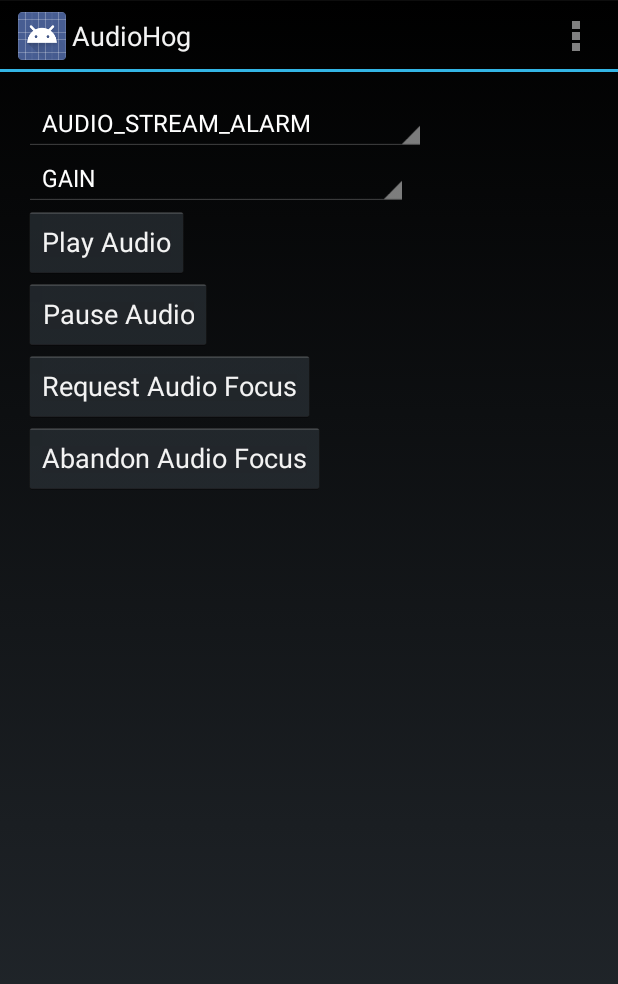
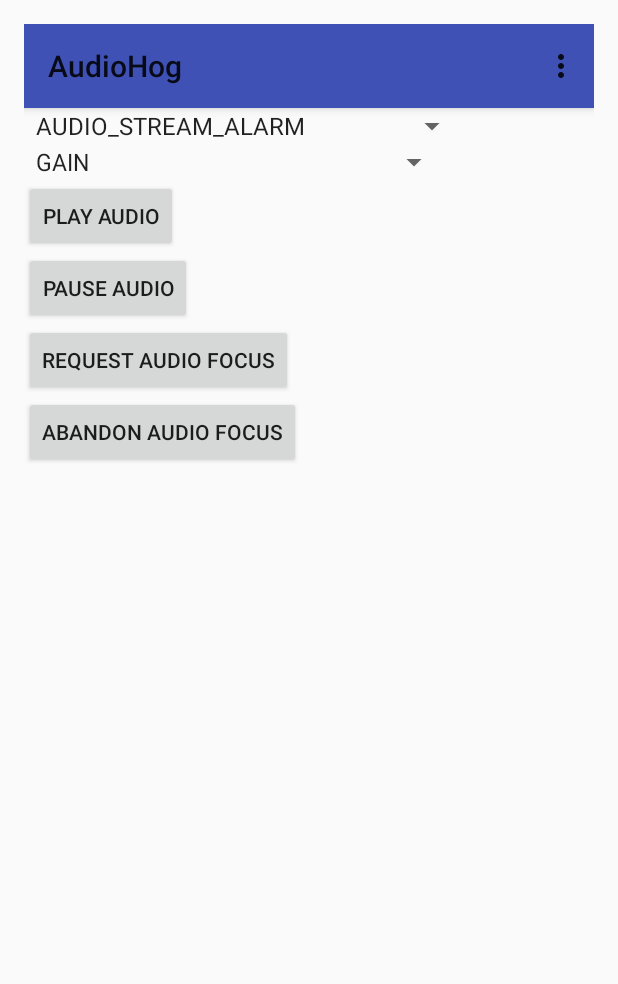
Before and after one commit to mysterymagination/AudioHog, an Android app: the screen it shows after launch (MainAudioHogActivity), on a phone screen of 412 x 824 dp. Shown: the top 984 px of the screen. Run offline under Robolectric (Android 15) with nearby library versions, the phone set to English and light mode, and no system bars; 1 statement that could not run was skipped.

Commit message:
fixed issue #1 and fixed notif content intent launching the main activity

```diff
--- a/AudioHog/app/build.gradle
+++ b/AudioHog/app/build.gradle
@@ -21,5 +21,5 @@ android {
 dependencies {
     implementation fileTree(dir: 'libs', include: ['*.jar'])
     testImplementation 'junit:junit:4.12'
-    implementation 'androidx.appcompat:appcompat:1.0.0'
+    implementation 'androidx.appcompat:appcompat:1.0.1'
 }
--- a/AudioHog/app/src/main/AndroidManifest.xml
+++ b/AudioHog/app/src/main/AndroidManifest.xml
@@ -2,6 +2,8 @@
 <manifest xmlns:android="http://schemas.android.com/apk/res/android"
     package="com.ai.tools.audiohog"
     >
+
+    <uses-permission android:name="android.permission.FOREGROUND_SERVICE"/>
 
     <application
         android:allowBackup="true"
@@ -11,7 +13,9 @@
 
         <activity
             android:name=".MainAudioHogActivity"
-            android:label="@string/app_name">
+            android:label="@string/app_name"
+            android:launchMode="singleTop"
+            >
             <intent-filter>
                 <action android:name="android.intent.action.MAIN" />
                 <category android:name="android.intent.category.LAUNCHER" />
--- a/AudioHog/app/src/main/java/com/ai/tools/audiohog/MainAudioHogActivity.java
+++ b/AudioHog/app/src/main/java/com/ai/tools/audiohog/MainAudioHogActivity.java
@@ -6,7 +6,6 @@ import android.content.ServiceConnection;
 
 import android.media.AudioManager;
 import android.os.Bundle;
-import android.app.Activity;
 import android.content.Context;
 import android.content.Intent;
 import android.os.IBinder;
@@ -22,7 +21,10 @@ import android.widget.Button;
 import android.widget.Spinner;
 import android.widget.AdapterView.OnItemSelectedListener;
 
-public class MainAudioHogActivity extends Activity {
+import androidx.appcompat.app.AppCompatActivity;
+import androidx.appcompat.widget.Toolbar;
+
+public class MainAudioHogActivity extends AppCompatActivity {
 
     private static final String TAG = "AudioHog";
 
@@ -86,6 +88,9 @@ public class MainAudioHogActivity extends Activity {
         //since the menu tries to init part of the service, we need to only set it up after the
         //service is bound
         //initUI();
+
+        Toolbar myToolbar = (Toolbar) findViewById(R.id.my_toolbar);
+        setSupportActionBar(myToolbar);
 
     }//end onCreate()
 
--- a/AudioHog/app/src/main/java/com/ai/tools/audiohog/StatelyMediaPlayer.java
+++ b/AudioHog/app/src/main/java/com/ai/tools/audiohog/StatelyMediaPlayer.java
@@ -165,7 +165,7 @@ public class StatelyMediaPlayer extends android.media.MediaPlayer {
             }
             return tempStartState;//(mState == MPStates.STARTED || this.isPlaying());
         }catch(IllegalStateException e){
-            Log.e(TAG,"audio hog -- in isInStarted; illegal state ex thrown while trying to check whether or not the statelymediaplayer is playing.  The FSM thinks we are in state "+mState);
+            Log.w(TAG,"audio hog -- in isInStarted; illegal state ex thrown while trying to check whether or not the statelymediaplayer is playing.  The FSM thinks we are in state "+mState);
             return false;
         }
     }
--- a/AudioHog/app/src/main/res/layout/activity_main_audio_hog.xml
+++ b/AudioHog/app/src/main/res/layout/activity_main_audio_hog.xml
@@ -1,6 +1,7 @@
-<ScrollView
+<RelativeLayout
     xmlns:android="http://schemas.android.com/apk/res/android"
     xmlns:tools="http://schemas.android.com/tools"
+    xmlns:app="http://schemas.android.com/apk/res-auto"
     android:layout_width="match_parent"
     android:layout_height="match_parent"
     android:paddingBottom="@dimen/activity_vertical_margin"
@@ -9,6 +10,21 @@
     android:paddingTop="@dimen/activity_vertical_margin"
     tools:context=".MainAudioHogActivity" >
 
+    <androidx.appcompat.widget.Toolbar
+        android:id="@+id/my_toolbar"
+        android:layout_width="match_parent"
+        android:layout_height="?attr/actionBarSize"
+        android:background="?attr/colorPrimary"
+        android:elevation="4dp"
+        android:theme="@style/ThemeOverlay.AppCompat.ActionBar"
+        app:popupTheme="@style/ThemeOverlay.AppCompat.Light"
+        android:layout_alignParentTop="true"
+        />
+
+    <ScrollView
+        android:layout_width="match_parent"
+        android:layout_height="wrap_content"
+        android:layout_below="@+id/my_toolbar">
 
     <RelativeLayout
         android:layout_width="match_parent"
@@ -71,4 +87,5 @@
         />
      </LinearLayout>
     </RelativeLayout>
-</ScrollView>
+    </ScrollView>
+</RelativeLayout>
--- a/AudioHog/app/src/main/res/layout/simple_spinner_dropdown_item.xml
+++ b/AudioHog/app/src/main/res/layout/simple_spinner_dropdown_item.xml
@@ -2,7 +2,6 @@
     android:id="@android:id/text1"
     style="?android:attr/spinnerDropDownItemStyle"
     android:singleLine="true"
-    android:textColor="#FFFFFFFF"
     android:layout_width="match_parent"
     android:layout_height="?android:attr/listPreferredItemHeight"
     android:ellipsize="marquee" />
--- /dev/null
+++ b/AudioHog/app/src/main/res/values/colors.xml
@@ -0,0 +1,15 @@
+<?xml version="1.0" encoding="utf-8"?>
+<resources>
+
+    <!--   color for the app bar and other primary UI elements -->
+    <color name="colorPrimary">#3F51B5</color>
+
+    <!--   a darker variant of the primary color, used for
+           the status bar (on Android 5.0+) and contextual app bars -->
+    <color name="colorPrimaryDark">#303F9F</color>
+
+    <!--   a secondary color for controls like checkboxes and text fields -->
+    <color name="colorAccent">#FF4081</color>
+
+
+</resources>
--- a/AudioHog/app/src/main/res/values/styles.xml
+++ b/AudioHog/app/src/main/res/values/styles.xml
@@ -1,8 +1,10 @@
 <resources>
 
-     <!-- Base application theme. -->
-    <style name="AppTheme" parent="android:Theme.Holo">
+    <style name="AppTheme" parent="Theme.AppCompat.Light.NoActionBar">
         <!-- Customize your theme here. -->
+        <item name="colorPrimary">@color/colorPrimary</item>
+        <item name="colorPrimaryDark">@color/colorPrimaryDark</item>
+        <item name="colorAccent">@color/colorAccent</item>
     </style>
 
 </resources>
```
Also changed, not shown: AudioHog/app/src/main/java/com/ai/tools/audiohog/AudioHogService.java (+68 -95 lines), 1 other file.
